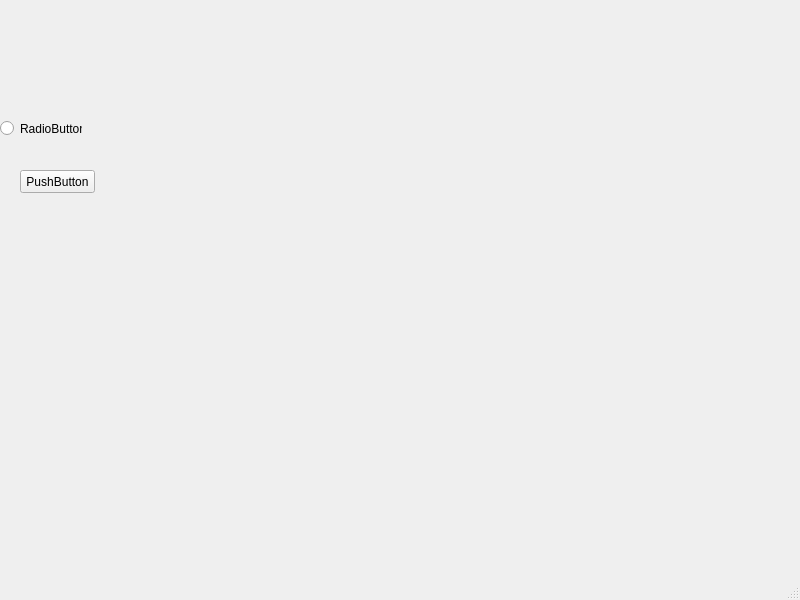
Above: untitled.ui from Lookich39/TestProject before the change. Below: the same form after it.
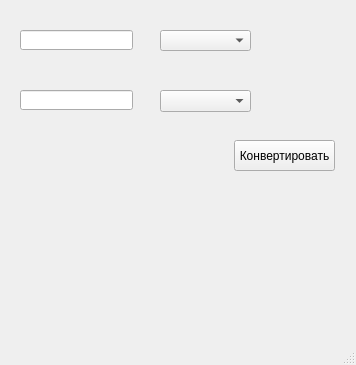
That is the form after the change.

What changed in the file:
```diff
--- a/untitled.ui
+++ b/untitled.ui
@@ -6,38 +6,65 @@
    <rect>
     <x>0</x>
     <y>0</y>
-    <width>800</width>
-    <height>600</height>
+    <width>356</width>
+    <height>365</height>
    </rect>
   </property>
   <property name="windowTitle">
    <string>MainWindow</string>
   </property>
   <widget class="QWidget" name="centralwidget">
-   <widget class="QRadioButton" name="radioButton">
+   <widget class="QComboBox" name="comboBox">
     <property name="geometry">
      <rect>
-      <x>0</x>
-      <y>120</y>
-      <width>82</width>
-      <height>17</height>
+      <x>160</x>
+      <y>30</y>
+      <width>91</width>
+      <height>21</height>
      </rect>
     </property>
-    <property name="text">
-     <string>RadioButton</string>
+   </widget>
+   <widget class="QLineEdit" name="lineEdit">
+    <property name="geometry">
+     <rect>
+      <x>20</x>
+      <y>30</y>
+      <width>113</width>
+      <height>20</height>
+     </rect>
+    </property>
+   </widget>
+   <widget class="QLineEdit" name="lineEdit_2">
+    <property name="geometry">
+     <rect>
+      <x>20</x>
+      <y>90</y>
+      <width>113</width>
+      <height>20</height>
+     </rect>
+    </property>
+   </widget>
+   <widget class="QComboBox" name="comboBox_2">
+    <property name="geometry">
+     <rect>
+      <x>160</x>
+      <y>90</y>
+      <width>91</width>
+      <height>22</height>
+     </rect>
     </property>
    </widget>
    <widget class="QPushButton" name="pushButton">
     <property name="geometry">
      <rect>
-      <x>20</x>
-      <y>170</y>
-      <width>75</width>
-      <height>23</height>
+      <x>234</x>
+      <y>140</y>
+      <width>101</width>
+      <height>31</height>
      </rect>
     </property>
     <property name="text">
-     <string>PushButton</string>
+     <string>Конвертировать</string>
     </property>
    </widget>
   </widget>
```
Left out of the diff: 2 changed lines with no effect on the pictures.
